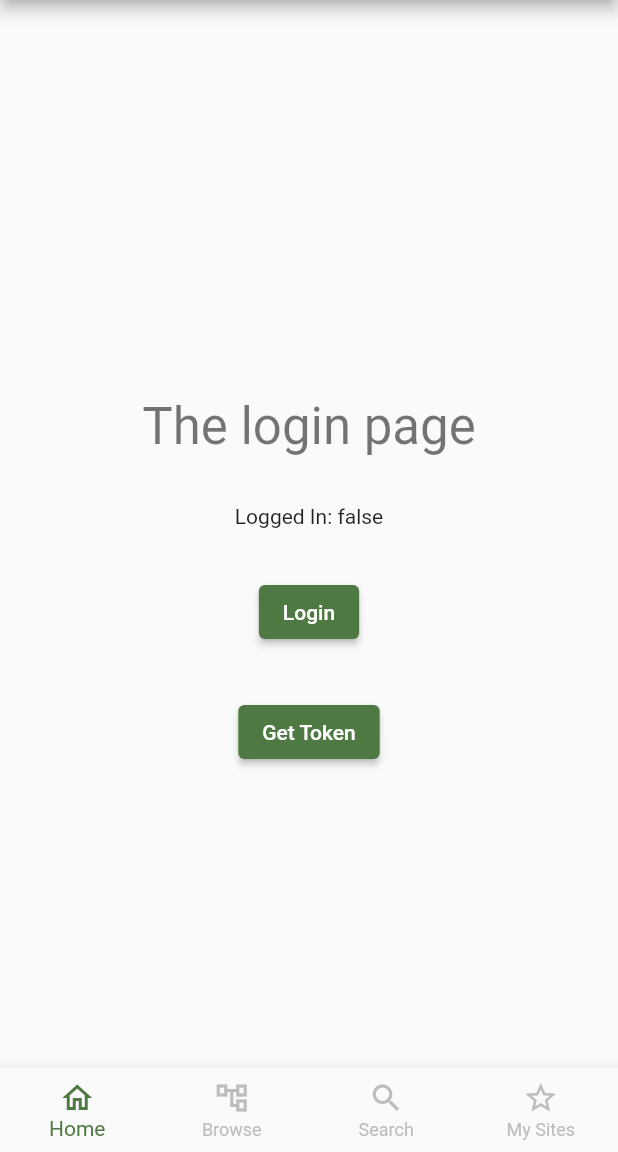
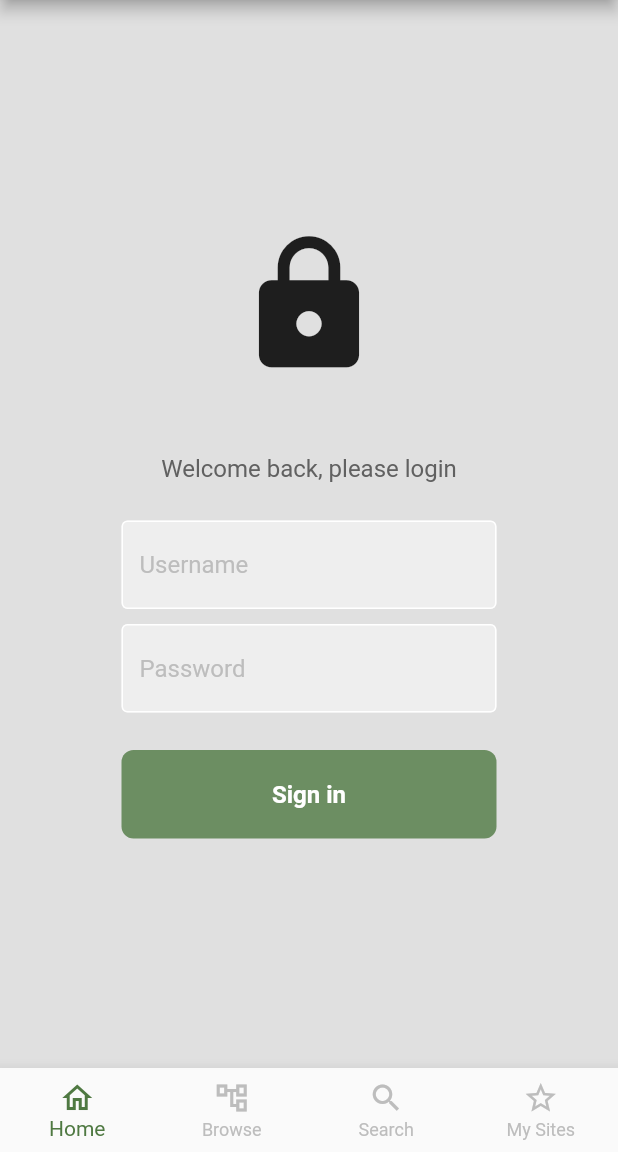
Before and after one commit to steve-townend/fishing_flutter, a Flutter app: the screen it shows after launch, on a phone screen of 412 x 824 dp, the part 84-1236 px from its top. Run offline on Flutter 3.47's test engine with Material 2 defaults, Android fonts, the phone set to English and light mode, and no system bars; our stand-ins replace get_it, localstorage, logger.

Commit message:
Login page done

```diff
--- a/lib/app/auth/auth_page.dart
+++ b/lib/app/auth/auth_page.dart
@@ -20,7 +20,7 @@ class AuthPage extends StatelessWidget {
           if (authProvider.loggedIn) {
             return const HomePage();
           } else {
-            return const LoginPage();
+            return LoginPage();
           }
         }
       )
--- a/lib/app/auth/auth_provider_controller.dart
+++ b/lib/app/auth/auth_provider_controller.dart
@@ -1,13 +1,19 @@
 import 'package:_app_framework/common_services/auth_service.dart';
+import 'package:_app_framework/common_services/logging_service.dart';
 import 'package:_app_framework/ioc.dart';
 import 'package:flutter/foundation.dart';
+import 'package:logger/logger.dart';
 
 class AuthProviderController extends ChangeNotifier {
   AuthProviderController() {
     loggedIn = _authService.loggedIn();
+    _logger = _loggingService.getLogger(this);
   }
 
   final _authService = getIt.get<AuthService>();
+  final _loggingService = getIt.get<LoggingService>();
+
+  late Logger _logger;
 
   bool loggedIn = false;
 
@@ -17,9 +23,16 @@ class AuthProviderController extends ChangeNotifier {
     notifyListeners();
   }
 
-  void login(String token) async {
-    await _authService.login(token);
-    loggedIn = true;
+  Future login(String username, String password) async {
+    try {
+      await _authService.login(username, password);
+      loggedIn = true;
+
+    } catch (ex, st) {
+      _logger.e("login() failed!", ex, st);
+      rethrow;
+    }
+
     notifyListeners();
   }
 
--- a/lib/app/auth/login_page.dart
+++ b/lib/app/auth/login_page.dart
@@ -1,15 +1,19 @@
 // ignore_for_file: no_leading_underscores_for_local_identifiers
 
 import 'package:_app_framework/app/auth/auth_provider_controller.dart';
+import 'package:_app_framework/app/components/styled_button.dart';
+import 'package:_app_framework/app/components/styled_textfield.dart';
+import 'package:_app_framework/common_models/constants.dart';
 import 'package:flutter/material.dart';
 import 'package:provider/provider.dart';
 
-import '../../common_services/auth_service.dart';
-import '../../ioc.dart';
 import '../components/app_bar_and_nav_bar_scaffold.dart';
 
 class LoginPage extends StatelessWidget {
-  const LoginPage({super.key});
+  LoginPage({super.key});
+
+  final usernameController = TextEditingController();
+  final passwordController = TextEditingController();
 
   @override
   Widget build(BuildContext context) {
@@ -17,40 +21,66 @@ class LoginPage extends StatelessWidget {
     return AppBarAndNavBarScaffold(
       navName: "Login",
       body: Center(
+
         child: Column(
           mainAxisAlignment: MainAxisAlignment.center,
           children: <Widget>[
-            const SizedBox(height: 64),
+
+            const Icon(
+              Icons.lock,
+              size: 100),
+
+            const SizedBox(height: 50),
             Text(
-              "The login page",
-              style: Theme.of(context).textTheme.headlineMedium,
+              "Welcome back, please login",
+              style: TextStyle(
+                color: Colors.grey[700],
+                fontSize: 16
+              ),
             ),
-            const SizedBox(height: 32),
-            Consumer<AuthProviderController>(
-              builder: (_, authProvider, child){
-                // debugPrint('LoginPage see loggedIn as: ${context.read<AuthProviderController>().loggedIn}');
-                return Center(child: Text('Logged In: ${context.read<AuthProviderController>().loggedIn}'));
-              }
+
+            const SizedBox(height: 25),
+            StyledTextField(
+              hintText: "Username",
+              obscureText: false,
+              controller: usernameController,
+              maxWidth: 250,
             ),
-            const SizedBox(height: 32),
-            ElevatedButton(
-              child: const Text('Login'),
-              onPressed: () async {
-                context.read<AuthProviderController>().login("dummy2");
+
+            const SizedBox(height: 10),
+            StyledTextField(
+              hintText: "Password",
+              obscureText: true,
+              controller: passwordController,
+              maxWidth: 250,
+            ),
+
+            const SizedBox(height: 25),
+            StyledButton(
+              onTap: () async {
+                try {
+                  await context.read<AuthProviderController>().login(usernameController.text, passwordController.text);
+                  showMessage(message: "Welcome");
+                } catch (ex) {
+                  showMessage(message: ex.toString(), failed: true);
+                }
               },
+              text: "Sign in",
+              maxWidth: 250,
             ),
-            const SizedBox(height: 32),
-            ElevatedButton(
-              child: const Text('Get Token'),
-              onPressed: () async {
-                final _authService = getIt.get<AuthService>();
-                var token = await _authService.getToken();
-                debugPrint('Token: $token');
-              },
-            ),
+
           ],
         ),
       ),
     );
   }
+
+    void showMessage({required String message, bool failed = false}) {
+    snackbarKey.currentState?.showSnackBar(
+      SnackBar(
+        content: Text(message),
+        backgroundColor: failed ? Colors.red : Colors.green,
+      )
+    );
+  }
 }
--- a/lib/app/components/app_bar_and_nav_bar_scaffold.dart
+++ b/lib/app/components/app_bar_and_nav_bar_scaffold.dart
@@ -27,7 +27,7 @@ class AppBarAndNavBarScaffold extends StatelessWidget {
     var navBarItems = _appSettingsService.getNavigationBarItems();
 
     return Scaffold(
-
+      backgroundColor: Colors.grey[300],
       appBar: AppBar(
         title: Text("${_appSettingsService.appName} ${navName != null ? ": $navName" : ""}"),
         actions: <Widget>[
@@ -81,7 +81,9 @@ class AppBarAndNavBarScaffold extends StatelessWidget {
               Navigator.pushNamed(context, _appSettingsService.getRouteByIndex(index).routeName, arguments: "");
           },
         ),
-      body: body
+      body: SafeArea(
+        child: body
+      )
     );
   }
 
--- /dev/null
+++ b/lib/app/components/styled_button.dart
@@ -0,0 +1,46 @@
+import 'package:flutter/material.dart';
+
+class StyledButton extends StatelessWidget {
+  final Function()? onTap;
+  final String text;
+  final double maxWidth;
+
+
+  const StyledButton({
+    super.key,
+    required this.onTap,
+    required this.text,
+    required this.maxWidth
+  });
+
+  @override
+  Widget build(BuildContext context) {
+    return Padding(
+      padding: const EdgeInsets.symmetric(horizontal: 25.0),
+      child: SizedBox(
+        width: maxWidth,
+        child: MouseRegion(
+          cursor: MaterialStateMouseCursor.clickable,
+          child: GestureDetector(
+            onTap: onTap,
+            child: Container(
+              padding: const EdgeInsets.all(20),
+              decoration: BoxDecoration(
+                color: const Color(0xCC4F7942),
+                borderRadius: BorderRadius.circular(8)),
+              child: Center(
+                child: Text(
+                  text,
+                  style: const TextStyle(
+                    color: Colors.white,
+                    fontWeight: FontWeight.bold,
+                    fontSize: 16)),
+              )
+            ),
+          ),
+        ),
+      ),
+    );
+  }
+
+}
--- /dev/null
+++ b/lib/app/components/styled_textfield.dart
@@ -0,0 +1,44 @@
+
+import 'package:flutter/material.dart';
+
+class StyledTextField extends StatelessWidget {
+  final TextEditingController controller;
+  final String hintText;
+  final bool obscureText;
+  final double maxWidth;
+
+  const StyledTextField({
+    super.key,
+    required this.controller,
+    required this.hintText,
+    required this.obscureText,
+    required this.maxWidth
+  });
+
+  @override
+  Widget build(BuildContext context) {
+    return Padding(
+      padding: const EdgeInsets.symmetric(horizontal: 25.0),
+      child: SizedBox(
+        width: maxWidth,
+        child: TextField(
+          controller: controller,
+          obscureText: obscureText,
+          decoration: InputDecoration(
+            enabledBorder: const OutlineInputBorder(
+              borderSide: BorderSide(color: Colors.white)
+            ),
+            focusedBorder: OutlineInputBorder(
+              borderSide: BorderSide(color: Colors.grey.shade400)
+            ),
+            fillColor: Colors.grey.shade200,
+            filled: true,
+            hintText: hintText,
+            hintStyle: TextStyle(color: Colors.grey[400])
+          ),
+        ),
+      ),
+    );
+  }
+
+}
--- a/lib/app/home/home_page.dart
+++ b/lib/app/home/home_page.dart
@@ -55,16 +55,16 @@ class HomePage extends StatelessWidget {
                   return Center(child: Text('Logged In: ${context.read<AuthProviderController>().loggedIn}'));
                 }
               ),
-              const SizedBox(height: 32),
-              ElevatedButton(
-                child: const Text('Login'),
-                onPressed: () async {
-                  context.read<AuthProviderController>().login("dummy2");
+              // const SizedBox(height: 32),
+              // ElevatedButton(
+              //   child: const Text('Login'),
+              //   onPressed: () async {
+              //     context.read<AuthProviderController>().login("dummy2");
 
-                  // await _authService.setAccessToken("dummy");
-                  // Navigator.pushNamed(context, "/home");
-                },
-              ),
+              //     // await _authService.setAccessToken("dummy");
+              //     // Navigator.pushNamed(context, "/home");
+              //   },
+              // ),
 
               Text(
                 'Keep a check on the rivers that you frequent for your leisure or work activities. \n\nYou can easily browse by location or can search by name or proximity. \n\nSign In to select favourite locations then set high and low level thresholds that will send notifications whenever those thresholds are breached.',
--- a/lib/common_services/auth_service.dart
+++ b/lib/common_services/auth_service.dart
@@ -43,8 +43,9 @@ class AuthService {
     // debugPrint('AuthService:setupStorage() storage is ready');
   }
 
-  Future login(String token) async {
-    await _storage.setItem(AUTH_TOKEN_NAME, token);
+  Future login(String username, String password) async {
+    // throw Exception("Invalid creds");
+    await _storage.setItem(AUTH_TOKEN_NAME, "$username-$password");
   }
 
   Future logout() async {
--- a/lib/main.dart
+++ b/lib/main.dart
@@ -2,6 +2,7 @@
 
 import 'package:_app_framework/app/auth/auth_page.dart';
 import 'package:_app_framework/app/auth/auth_provider_controller.dart';
+import 'package:_app_framework/common_models/constants.dart';
 import 'package:_app_framework/common_services/auth_service.dart';
 import 'package:flutter/foundation.dart';
 import 'package:flutter/material.dart';
@@ -73,6 +74,7 @@ class MyApp extends StatelessWidget {
         // }
 
         return MaterialApp(
+          scaffoldMessengerKey: snackbarKey,
           theme: ThemeData(primarySwatch: MaterialColor(0xFF4F7942, colorService.colorSwatchShades)),
           debugShowCheckedModeBanner: false,
           //initialRoute: "/authPage",
@@ -81,7 +83,7 @@ class MyApp extends StatelessWidget {
             "/home": (_) => const HomePage(),
             "/testRestAPI": (_) => const RestApi(),
             "/about": (_) => const AboutPage(),
-            "/login": (_) => const LoginPage(),
+            "/login": (_) => LoginPage(),
             "/authPage": (_) => const AuthPage(),
 
             "/browse": (_) => const BrowsePage(),
```
